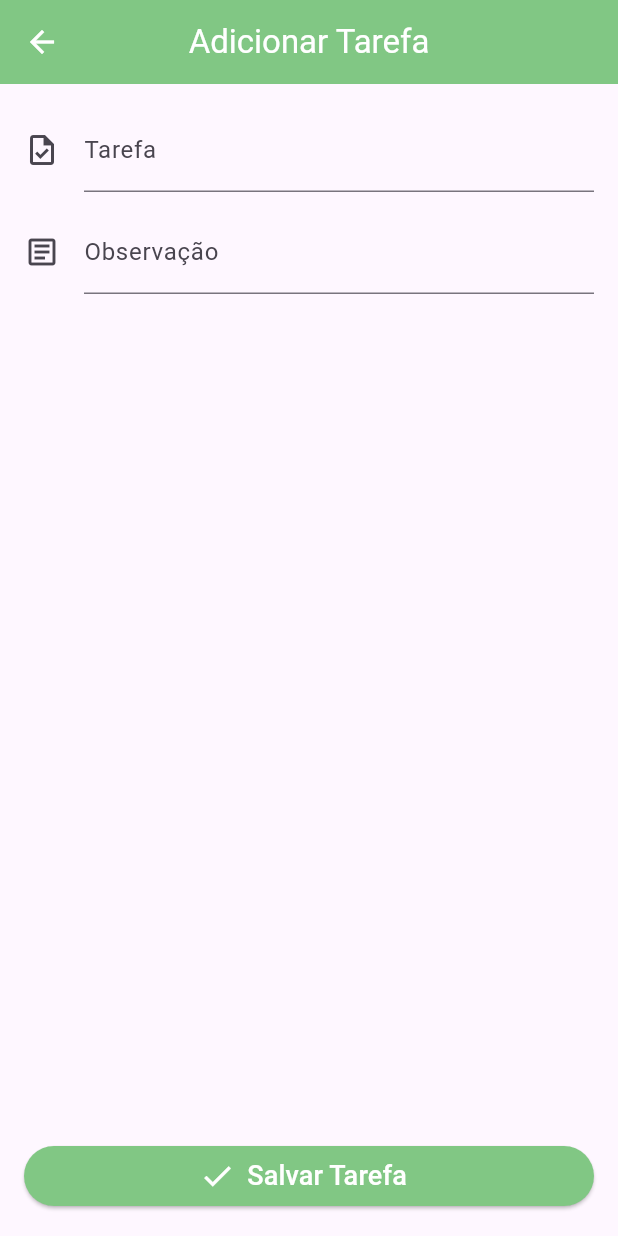
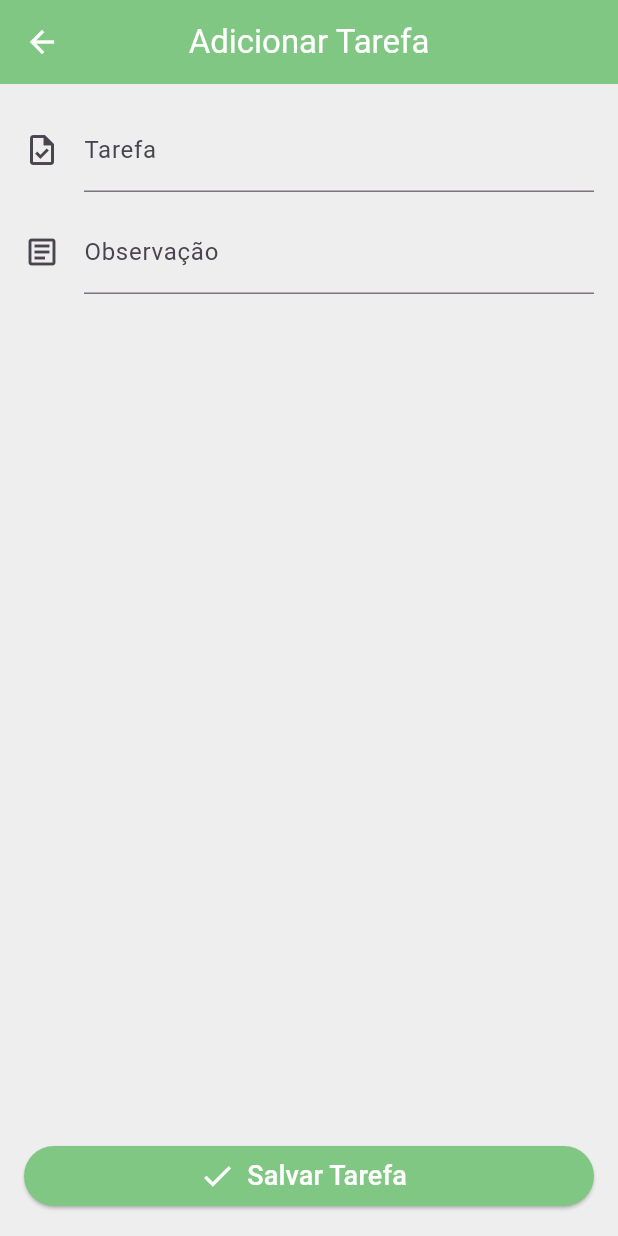
Before and after one commit to emiliaferlin/lista_tarefas, a Flutter app: the FormularioTarefaView screen opened directly, on a phone screen of 412 x 824 dp. Run offline on Flutter 3.47's test engine with Material 3 defaults, Android fonts, the phone set to English and light mode, and no system bars.

Commit message:
refactor: ajusta componentizacao

```diff
--- /dev/null
+++ b/lib/src/components/text_field.dart
@@ -0,0 +1,28 @@
+import 'package:flutter/material.dart';
+
+class TextFieldComponente extends StatelessWidget {
+  final TextEditingController? controller;
+  final String? labelText;
+  final String? hinText;
+  final Icon? icone;
+  const TextFieldComponente({
+    super.key,
+    this.controller,
+    this.hinText,
+    this.icone,
+    this.labelText,
+  });
+
+  @override
+  Widget build(BuildContext context) {
+    return TextField(
+      controller: controller,
+      style: TextStyle(fontSize: 16.0),
+      decoration: InputDecoration(
+        icon: icone,
+        labelText: labelText,
+        hintText: hinText,
+      ),
+    );
+  }
+}
--- a/lib/src/view/formulario_tarefa_view.dart
+++ b/lib/src/view/formulario_tarefa_view.dart
@@ -1,4 +1,5 @@
 import 'package:flutter/material.dart';
+import 'package:lista_tarefa/src/components/text_field.dart';
 import 'package:lista_tarefa/src/model/lista_tarefas_model.dart';
 import 'package:lista_tarefa/src/utils/constantes.dart';
 
@@ -23,6 +24,7 @@ class _FormularioTarefaViewState extends State<FormularioTarefaView> {
   @override
   Widget build(BuildContext context) {
     return Scaffold(
+      backgroundColor: Colors.grey[200],
       appBar: AppBar(
         title: Text("Adicionar Tarefa", style: TextStyle(color: Colors.white)),
         centerTitle: true,
@@ -30,32 +32,28 @@ class _FormularioTarefaViewState extends State<FormularioTarefaView> {
       ),
       body: Padding(
         padding: const EdgeInsets.all(16.0),
+        child: SingleChildScrollView(
           child: Form(
             key: _formKey,
             child: Column(
               children: [
-              TextField(
+                TextFieldComponente(
                   controller: tarefaText,
-                style: TextStyle(fontSize: 16.0),
-                decoration: InputDecoration(
-                  icon: Icon(Icons.task_outlined),
+                  icone: Icon(Icons.task_outlined),
                   labelText: "Tarefa",
-                  hintText: "Informe a tarefa",
-                ),
+                  hinText: "Informe a tarefa",
                 ),
                 Padding(
                   padding: const EdgeInsets.only(top: 12.0),
-                child: TextField(
+                  child: TextFieldComponente(
                     controller: observacaoText,
-                  style: TextStyle(fontSize: 16.0),
-                  decoration: InputDecoration(
-                    icon: Icon(Icons.article_outlined),
+                    icone: Icon(Icons.article_outlined),
                     labelText: "Observação",
-                    hintText: "Informe a observação da tarefa",
-                  ),
+                    hinText: "Informe a observação da tarefa",
                   ),
                 ),
               ],
+            ),
           ),
         ),
       ),
```
Lines whose indentation alone changed are shown as unchanged.
